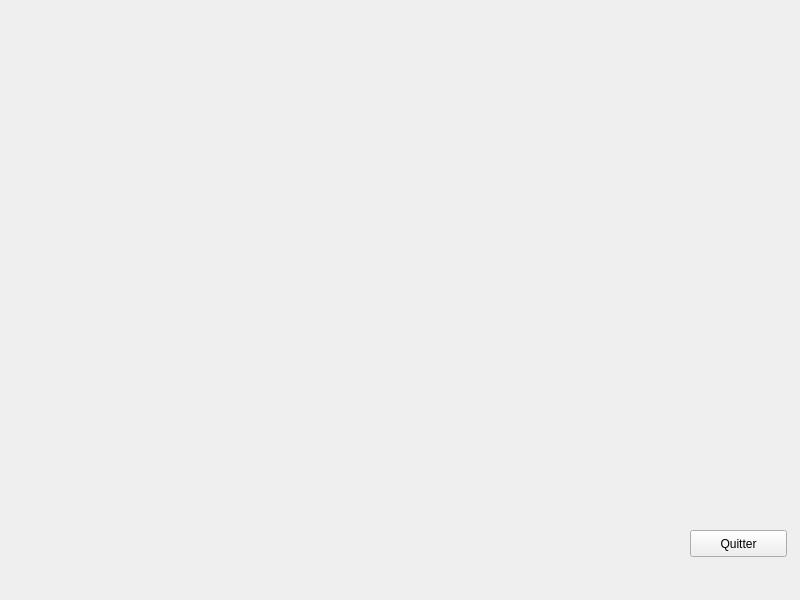
First picture: the form in mainwindow.ui, repository guiraz/ProjetTOO, before the edit.
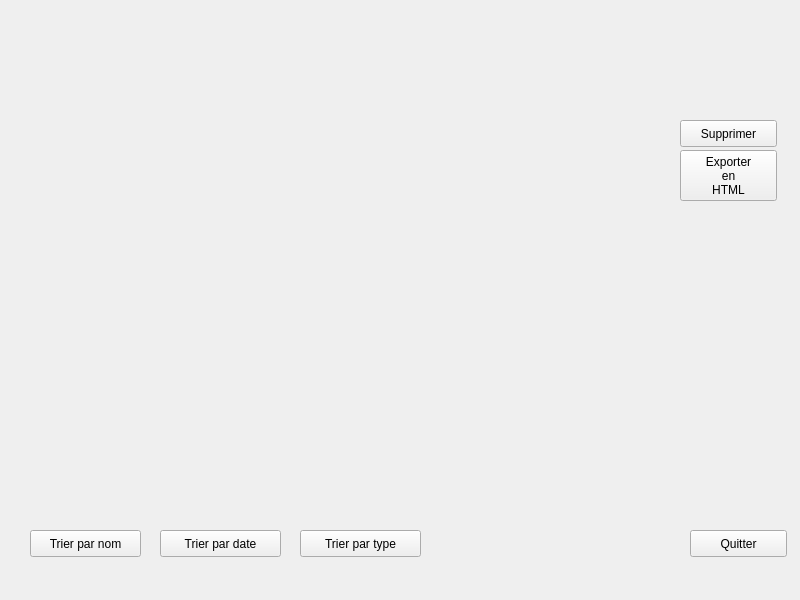
Second picture: the form after the edit.

Commit message: GUI main window finished remain add doc

```diff
--- a/mainwindow.ui
+++ b/mainwindow.ui
@@ -39,16 +39,73 @@
      <string>Quitter</string>
     </property>
    </widget>
-  </widget>
-  <widget class="QMenuBar" name="menubar">
-   <property name="geometry">
-    <rect>
-     <x>0</x>
-     <y>0</y>
-     <width>800</width>
-     <height>25</height>
-    </rect>
-   </property>
+   <widget class="QPushButton" name="pushButtonSortName">
+    <property name="geometry">
+     <rect>
+      <x>30</x>
+      <y>530</y>
+      <width>111</width>
+      <height>27</height>
+     </rect>
+    </property>
+    <property name="text">
+     <string>Trier par nom</string>
+    </property>
+   </widget>
+   <widget class="QPushButton" name="pushButtonSortYear">
+    <property name="geometry">
+     <rect>
+      <x>160</x>
+      <y>530</y>
+      <width>121</width>
+      <height>27</height>
+     </rect>
+    </property>
+    <property name="text">
+     <string>Trier par date</string>
+    </property>
+   </widget>
+   <widget class="QPushButton" name="pushButtonSortType">
+    <property name="geometry">
+     <rect>
+      <x>300</x>
+      <y>530</y>
+      <width>121</width>
+      <height>27</height>
+     </rect>
+    </property>
+    <property name="text">
+     <string>Trier par type</string>
+    </property>
+   </widget>
+   <widget class="QPushButton" name="pushButtonRemove">
+    <property name="geometry">
+     <rect>
+      <x>680</x>
+      <y>120</y>
+      <width>97</width>
+      <height>27</height>
+     </rect>
+    </property>
+    <property name="text">
+     <string>Supprimer</string>
+    </property>
+   </widget>
+   <widget class="QPushButton" name="pushButtonHTML">
+    <property name="geometry">
+     <rect>
+      <x>680</x>
+      <y>150</y>
+      <width>97</width>
+      <height>51</height>
+     </rect>
+    </property>
+    <property name="text">
+     <string>Exporter
+en
+HTML</string>
+    </property>
+   </widget>
   </widget>
  </widget>
  <resources/>
```
The commit also changes 7 other files.
